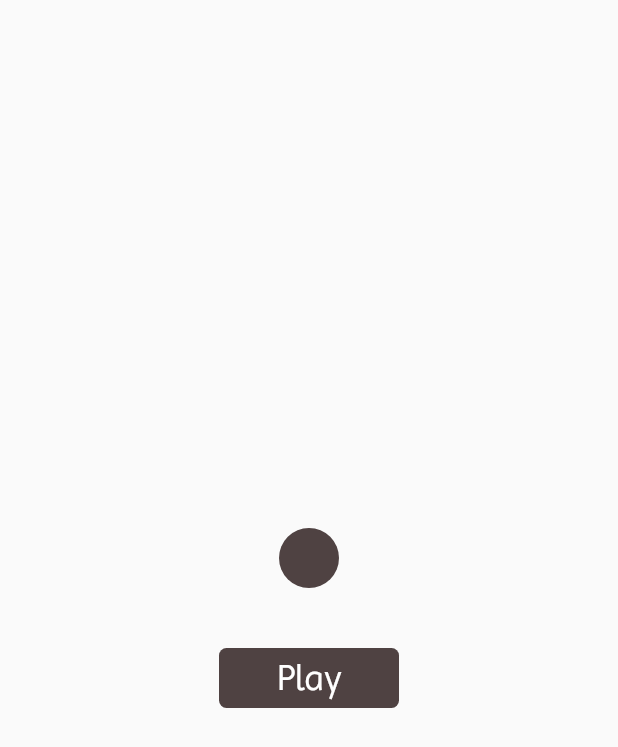
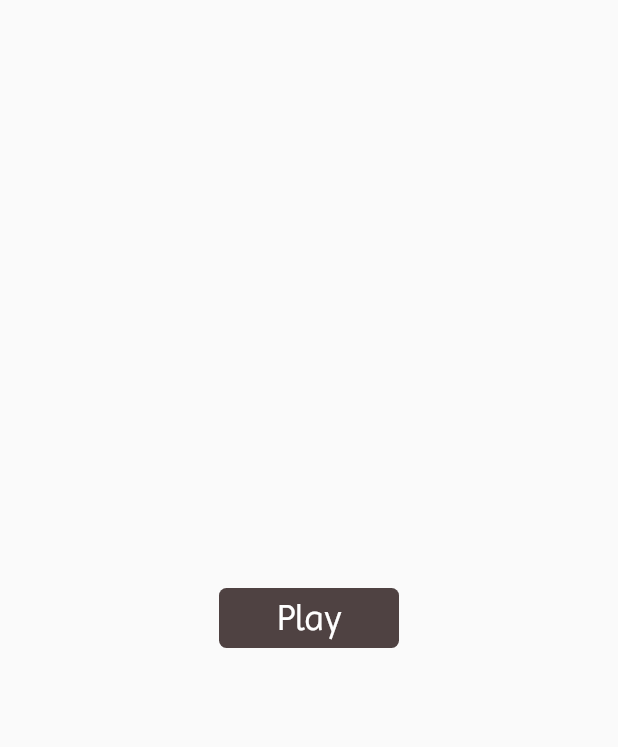
Before and after one commit to botdenoms/tictactoess, a Flutter app: the screen it shows after launch, on a phone screen of 412 x 824 dp. Shown: the top 747 px of the screen. Run offline on Flutter 3.47's test engine with Material 2 defaults, Android fonts, the light colour scheme and no system bars.

Commit message:
version one finished

```diff
--- a/lib/screens/home.dart
+++ b/lib/screens/home.dart
@@ -17,10 +17,6 @@ class _HomeScreenState extends State<HomeScreen> {
           child: Column(
             mainAxisAlignment: MainAxisAlignment.center,
             children: [
-              const CircleAvatar(
-                backgroundColor: Color(0xFF4F4242),
-              ),
-              const SizedBox(height: 40.0),
               GestureDetector(
                 child: Container(
                   width: 120.0,
--- a/pubspec.yaml
+++ b/pubspec.yaml
@@ -58,8 +58,8 @@ flutter:
   uses-material-design: true
 
   # To add assets to your application, add an assets section, like this:
-  # assets:
-  #   - images/a_dot_burr.jpeg
+  assets:
+    - images/appicon.png
   #   - images/a_dot_ham.jpeg
 
   # An image asset can refer to one or more resolution-specific "variants", see
```
Also changed, not shown: images/appicon.png (added), 6 other files.
